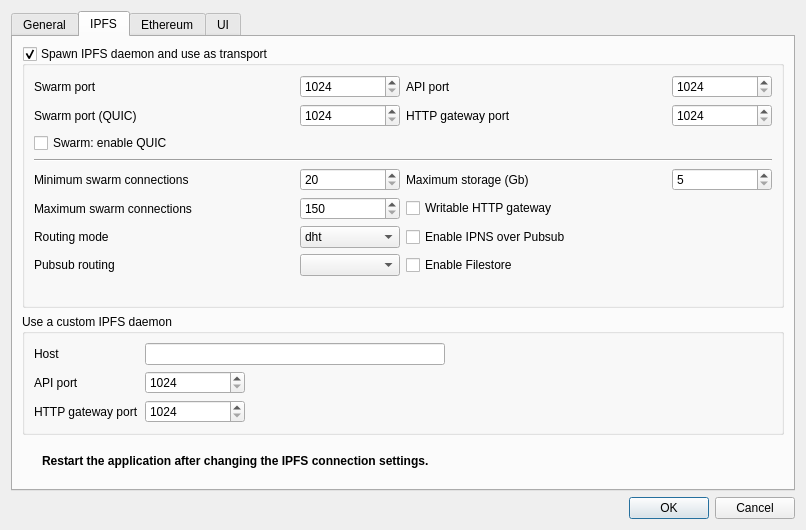
Above: galacteek/ui/settings.ui from pinnaculum/galacteek before the change. Below: the same form after it.
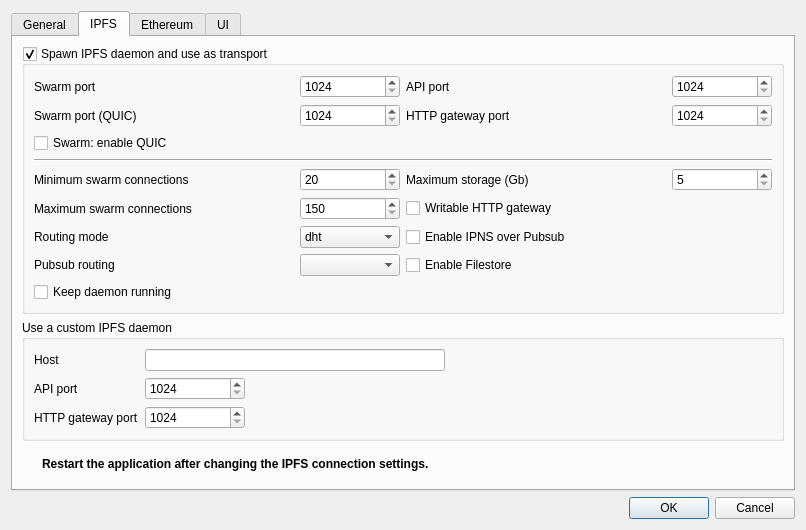
That is the form after the change. The open tabs and pages were chosen to show the change. Icons and pictures are not drawn.

```diff
--- a/galacteek/ui/settings.ui
+++ b/galacteek/ui/settings.ui
@@ -367,6 +367,16 @@
               </property>
              </widget>
             </item>
+            <item row="9" column="0">
+             <widget class="QCheckBox" name="keepDaemonRunning">
+              <property name="toolTip">
+               <string>&lt;html&gt;&lt;head/&gt;&lt;body&gt;&lt;p&gt;Always keep the IPFS daemon running.&lt;/p&gt;&lt;p&gt;This ensures that your files are still accessible even when galacteek is not running.&lt;/p&gt;&lt;/body&gt;&lt;/html&gt;</string>
+              </property>
+              <property name="text">
+               <string>Keep daemon running</string>
+              </property>
+             </widget>
+            </item>
            </layout>
           </widget>
          </item>
```
Left out of the diff: 2 changed lines with no effect on the pictures.
